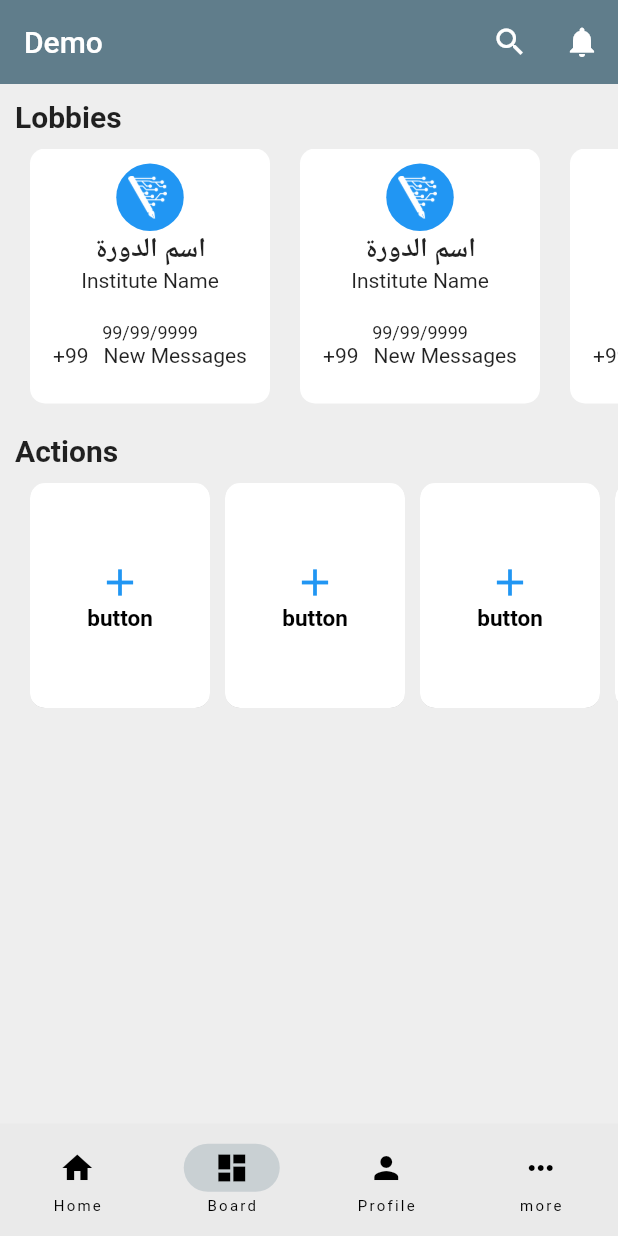
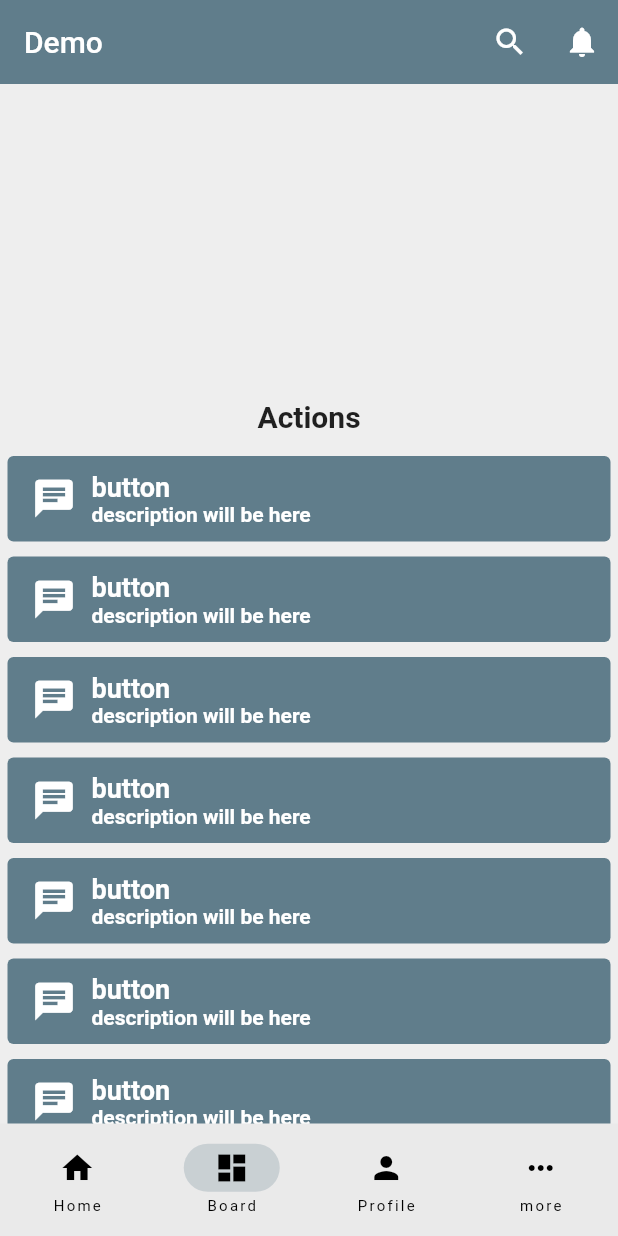
Before and after one commit to yazanash/Pentell, a Flutter app: the screen it shows after launch, on a phone screen of 412 x 824 dp. Run offline on Flutter 3.47's test engine with Material 2 defaults, Android fonts, the phone set to English and light mode, and no system bars; our stand-ins replace dartz, equatable, flutter_rating_bar, get_it, hive, hive_flutter and 3 more; missing offline and left inert: dart:ffi, dart:js_util; accounts and stored records are empty.

Commit message:
board page % modify btns

```diff
--- a/lib/features/connections/views/widgets/dashboard_btn.dart
+++ b/lib/features/connections/views/widgets/dashboard_btn.dart
@@ -3,40 +3,55 @@ import 'package:pentelligence/core/utilities/profile_image.dart';
 
 Widget DashboardButton(
     {String text = "button",
+    String description = "description will be here",
     Color iconColor = Colors.blue,
     double iconSize = 30.0,
     IconData icon = Icons.add,
     double ratio = 0.75}) {
-  return AspectRatio(
-    aspectRatio: ratio,
-    child: Container(
-      decoration: BoxDecoration(borderRadius: BorderRadius.circular(10)),
-      child: ClipRRect(
-        borderRadius: BorderRadius.circular(10),
+  return Container(
+    padding: const EdgeInsets.symmetric(vertical: 5, horizontal: 5),
     child: ElevatedButton(
       onPressed: () {},
       style: ButtonStyle(
-            backgroundColor: MaterialStateProperty.all<Color>(Colors.white),
+        elevation: MaterialStateProperty.all<double>(0),
+        // backgroundColor: MaterialStateProperty.all<Color>(Color(0xff444444)),
       ),
+      child: Row(
+          crossAxisAlignment: CrossAxisAlignment.center,
+          mainAxisAlignment: MainAxisAlignment.start,
+          children: [
+            const Padding(
+              padding: EdgeInsets.symmetric(vertical: 10),
+              child: Icon(
+                Icons.chat,
+                size: 30,
+                color: Colors.white,
+              ),
+            ),
+            Padding(
+              padding: const EdgeInsets.symmetric(vertical: 10, horizontal: 10),
               child: Column(
-              crossAxisAlignment: CrossAxisAlignment.center,
+                crossAxisAlignment: CrossAxisAlignment.start,
                 mainAxisAlignment: MainAxisAlignment.center,
                 children: [
-                Icon(
-                  icon,
-                  size: iconSize,
-                  color: iconColor,
-                ),
                   Text(
                     text,
                     style: const TextStyle(
-                      fontSize: 15,
-                      color: Colors.black,
-                      fontWeight: FontWeight.w600),
+                        fontSize: 18,
+                        color: Colors.white,
+                        fontWeight: FontWeight.bold),
+                  ),
+                  Text(
+                    description,
+                    style: const TextStyle(
+                        fontSize: 14,
+                        color: Colors.white,
+                        fontWeight: FontWeight.bold),
+                  ),
+                ],
+              ),
             ),
           ]),
     ),
-      ),
-    ),
   );
 }
--- a/lib/features/course/views/pages/board_page.dart
+++ b/lib/features/course/views/pages/board_page.dart
@@ -15,49 +15,15 @@ class BoardPage extends StatelessWidget {
       scrollDirection: Axis.vertical,
       // color: Colors.grey,
       child: Column(
+        crossAxisAlignment: CrossAxisAlignment.center,
+        mainAxisAlignment: MainAxisAlignment.center,
         children: [
-          Column(
-            crossAxisAlignment: CrossAxisAlignment.start,
-            children: [
-              const Padding(
-                padding: EdgeInsets.symmetric(vertical: 10, horizontal: 10),
-                child: Text(
-                  "Lobbies",
-                  style: TextStyle(fontSize: 20, fontWeight: FontWeight.bold),
-                ),
-              ),
-              SingleChildScrollView(
-                  padding: const EdgeInsets.symmetric(horizontal: 10),
-                  scrollDirection: Axis.horizontal,
-                  child: Row(
-                    children: const [
-                      LobbyCard(
-                        name: "name",
-                      ),
-                      LobbyCard(
-                        name: "name",
-                      ),
-                      LobbyCard(
-                        name: "name",
-                      ),
-                      LobbyCard(
-                        name: "name",
-                      ),
-                      LobbyCard(
-                        name: "name",
-                      ),
-                      LobbyCard(
-                        name: "name",
-                      ),
-                    ],
-                  )),
-            ],
-          ),
           const SizedBox(
-            height: 10,
+            height: 200,
           ),
           Column(
-            crossAxisAlignment: CrossAxisAlignment.start,
+            crossAxisAlignment: CrossAxisAlignment.center,
+            mainAxisAlignment: MainAxisAlignment.center,
             children: [
               const Padding(
                 padding: EdgeInsets.symmetric(vertical: 10, horizontal: 10),
@@ -67,23 +33,20 @@ class BoardPage extends StatelessWidget {
                 ),
               ),
               SizedBox(
-                height: 150,
-                child: GridView.count(
-                  childAspectRatio: 1.25,
-                  crossAxisCount: 1,
-                  crossAxisSpacing: 10,
-                  mainAxisSpacing: 10,
-                  scrollDirection: Axis.horizontal,
-                  padding: const EdgeInsets.symmetric(horizontal: 20),
+                child: Column(
+                  crossAxisAlignment: CrossAxisAlignment.center,
+                  mainAxisAlignment: MainAxisAlignment.center,
                   children: [
-                    DashboardButton(ratio: 2),
-                    DashboardButton(ratio: 2),
-                    DashboardButton(ratio: 2),
-                    DashboardButton(ratio: 2),
-                    DashboardButton(ratio: 2),
-                    DashboardButton(ratio: 2),
-                    DashboardButton(ratio: 2),
-                    DashboardButton(ratio: 2),
+                    DashboardButton(ratio: 1.25),
+                    DashboardButton(ratio: 1.25),
+                    DashboardButton(ratio: 1.25),
+                    DashboardButton(ratio: 1.25),
+                    DashboardButton(ratio: 1.25),
+                    DashboardButton(ratio: 1.25),
+                    DashboardButton(ratio: 1.25),
+                    DashboardButton(ratio: 1.25),
+                    DashboardButton(ratio: 1.25),
+                    DashboardButton(ratio: 1.25),
                   ],
                 ),
               ),
```
Lines whose indentation alone changed are shown as unchanged.
